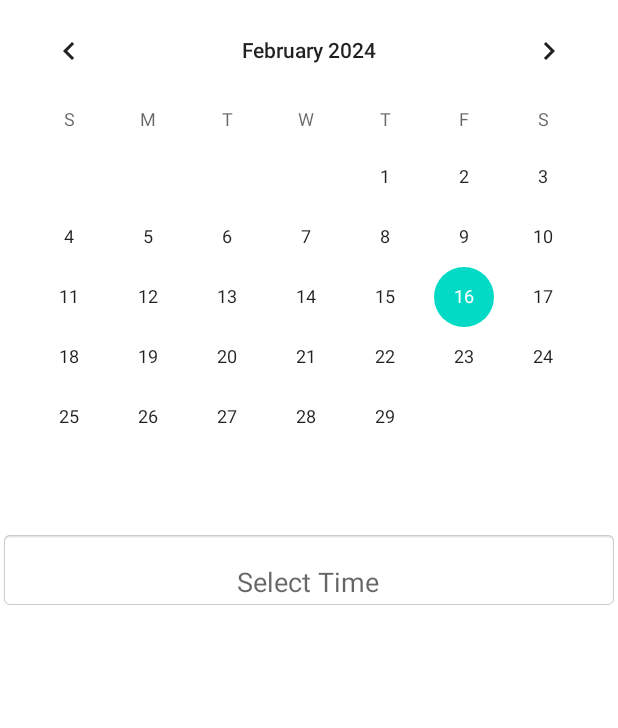
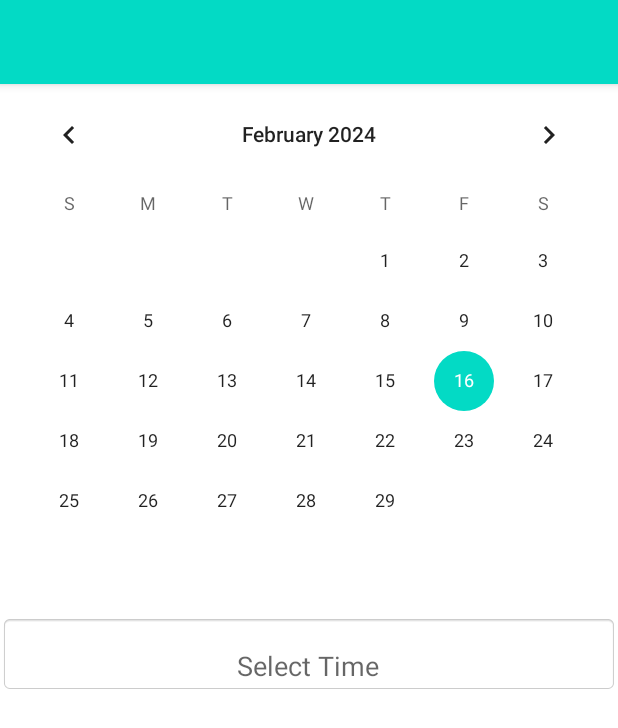
Before and after one commit to akhan130/VRExpo, an Android app: the layout activity_therapy_scheduler.xml on its own in the app's theme, with its tools: preview values and no code run, on a phone screen of 412 x 824 dp. Shown: the top 728 px of the screen. Run offline under Robolectric (Android 15) with nearby library versions, the phone set to English and light mode, and no system bars.

Commit message:
Update activity_therapy_scheduler.xml

```diff
--- a/app/src/main/res/layout/activity_therapy_scheduler.xml
+++ b/app/src/main/res/layout/activity_therapy_scheduler.xml
@@ -1,14 +1,21 @@
 <?xml version="1.0" encoding="utf-8"?>
-<LinearLayout
-    xmlns:android="http://schemas.android.com/apk/res/android"
+<LinearLayout xmlns:android="http://schemas.android.com/apk/res/android"
     xmlns:tools="http://schemas.android.com/tools"
     android:layout_width="match_parent"
     android:layout_height="match_parent"
+    xmlns:app="http://schemas.android.com/apk/res-auto"
     android:orientation="vertical"
-    tools:context=".TherapySchedulerActivity"
+    tools:context=".TherapySchedulerActivity">
 
-    >
-
+    <androidx.appcompat.widget.Toolbar
+        android:id="@+id/my_toolbar"
+        android:layout_width="match_parent"
+        android:layout_height="?attr/actionBarSize"
+        android:background="@color/teal_200"
+        android:elevation="4dp"
+        app:layout_constraintBottom_toBottomOf="parent"
+        app:layout_constraintEnd_toEndOf="parent"
+        app:layout_constraintStart_toStartOf="parent" />
 
     <CalendarView
         android:id="@+id/calendarView"
```
